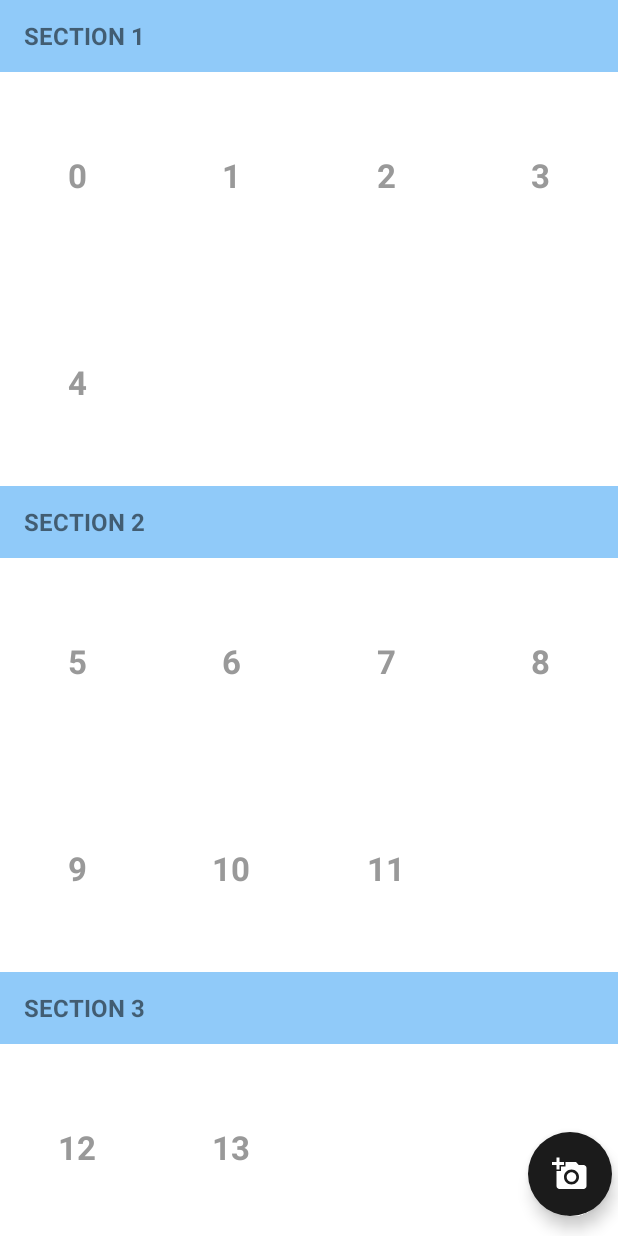
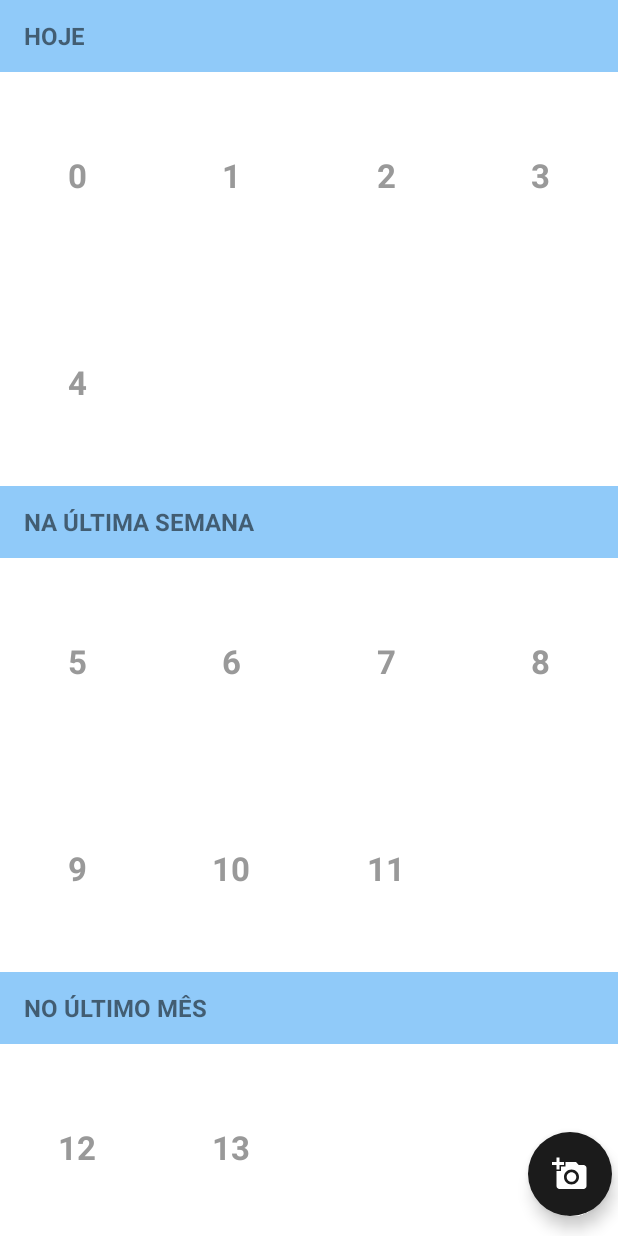
Before and after one commit to rubens23/AppAcademia, an Android app: the ActivityEvolucao screen opened directly, with no data from a screen before it, on a phone screen of 412 x 824 dp. Run offline under Robolectric (Android 15) with nearby library versions, the light colour scheme and no system bars.

Commit message:
commit planejamento
leia os todos da ActivityEvolução para continuar desenvolvendo;
ps*o banco não está sendo criado, veja isso também

```diff
--- a/AppAcademia/app/src/main/java/com/example/circlepicture/ActivityEvolucao.java
+++ b/AppAcademia/app/src/main/java/com/example/circlepicture/ActivityEvolucao.java
@@ -1,6 +1,7 @@
 package com.example.circlepicture;
 
 import android.os.Bundle;
+import android.widget.Toast;
 
 
 import androidx.appcompat.app.AppCompatActivity;
@@ -16,12 +17,19 @@ public class ActivityEvolucao extends AppCompatActivity {
 
     private ActivityEvolucaoBinding binding;
     private SimpleAdapter mAdapter;
+    private BancoController meuBanco;
+
+    //todo se o user ainda não tiver tirado nenhuma foto mostrar uma mensagem no centro da tela dizendo: "tire uma foto para ter um registro da mudança do seu corpo com os exercícios"
+    //todo se o user já tiver tirado alguma foto eu tenho que carregar a foto com sua devida categoria, que no caso é um grupo de intervalo de datas(hoje, na ultima semana, nos ultimos 6 meses etc)
 
     @Override
     protected void onCreate(Bundle savedInstanceState) {
         super.onCreate(savedInstanceState);
         binding = ActivityEvolucaoBinding.inflate(getLayoutInflater());
         setContentView(binding.getRoot());
+
+        meuBanco = new BancoController(this);
+
 
         //Your RecyclerView
         binding.recycler.setHasFixedSize(true);
@@ -34,11 +42,11 @@ public class ActivityEvolucao extends AppCompatActivity {
         List<SectionedGridRecyclerViewAdapter.Section> sections = new ArrayList<SectionedGridRecyclerViewAdapter.Section>();
 
         //Sections
-        sections.add(new SectionedGridRecyclerViewAdapter.Section(0,"Section 1"));
-        sections.add(new SectionedGridRecyclerViewAdapter.Section(5,"Section 2"));
-        sections.add(new SectionedGridRecyclerViewAdapter.Section(12,"Section 3"));
-        sections.add(new SectionedGridRecyclerViewAdapter.Section(14,"Section 4"));
-        sections.add(new SectionedGridRecyclerViewAdapter.Section(20,"Section 5"));
+        sections.add(new SectionedGridRecyclerViewAdapter.Section(0,"hoje"));
+        sections.add(new SectionedGridRecyclerViewAdapter.Section(5,"na última semana"));
+        sections.add(new SectionedGridRecyclerViewAdapter.Section(12,"no último mês"));
+        sections.add(new SectionedGridRecyclerViewAdapter.Section(14,"nos últimos 6 meses"));
+        sections.add(new SectionedGridRecyclerViewAdapter.Section(20,"há mais de um ano"));
 
         //add your adapter to the sectionAdapter
         //Add your adapter to the sectionAdapter
--- a/AppAcademia/app/src/main/java/com/example/circlepicture/BancoController.java
+++ b/AppAcademia/app/src/main/java/com/example/circlepicture/BancoController.java
@@ -4,6 +4,7 @@ import android.content.ContentValues;
 import android.content.Context;
 import android.database.Cursor;
 import android.database.sqlite.SQLiteDatabase;
+import android.widget.Toast;
 
 public class BancoController {
     CriaBanco banco;
--- a/AppAcademia/app/src/main/java/com/example/circlepicture/CriaBanco.java
+++ b/AppAcademia/app/src/main/java/com/example/circlepicture/CriaBanco.java
@@ -4,16 +4,22 @@ import android.content.Context;
 import android.database.DatabaseErrorHandler;
 import android.database.sqlite.SQLiteDatabase;
 import android.database.sqlite.SQLiteOpenHelper;
+import android.widget.Toast;
 
 import androidx.annotation.Nullable;
 
 public class CriaBanco extends SQLiteOpenHelper {
 
+    //todo n to achando o banco de dados nessa branch..
+
     private static final String DATABASE_NAME = "bancoAppAcademia.db";
-    private static final int DATABASE_VERSION = 2;
+    private static final int DATABASE_VERSION = 3;
+    private Context ctx;
 
     public CriaBanco(Context context) {
         super(context, DATABASE_NAME, null, DATABASE_VERSION);
+        this.ctx = context;
+
     }
 
     @Override
@@ -21,7 +27,8 @@ public class CriaBanco extends SQLiteOpenHelper {
         String sql = "CREATE TABLE userPhotos("
                 +"user_id text, "
                 +"date_of_image text, "
-                +"image_id text primary key not null)";
+                +"image_id text primary key not null, "
+                +"link_imagem text)";
 
         db.execSQL(sql);
 
@@ -29,9 +36,16 @@ public class CriaBanco extends SQLiteOpenHelper {
 
     @Override
     public void onUpgrade(SQLiteDatabase db, int oldVersion, int newVersion) {
+        /*
         if(newVersion > oldVersion){
             db.execSQL("ALTER TABLE userPhotos ADD COLUMN link_imagem text");
         }
 
+         */
+
+        if(newVersion > oldVersion){
+            Toast.makeText(ctx, "to dentro do   onUpgrade do criaBanco", Toast.LENGTH_LONG).show();
+        }
+
     }
 }
--- a/AppAcademia/app/src/main/java/com/example/circlepicture/SimpleAdapter.java
+++ b/AppAcademia/app/src/main/java/com/example/circlepicture/SimpleAdapter.java
@@ -13,7 +13,7 @@ import java.util.ArrayList;
 import java.util.List;
 
 public class SimpleAdapter extends RecyclerView.Adapter<SimpleAdapter.SimpleViewHolder> {
-    private static final int COUNT = 100;
+    private static final int COUNT = 50;//100
 
     private final Context mContext;
     private final List<Integer> mItems;
--- a/AppAcademia/app/src/main/res/layout/activity_evolucao.xml
+++ b/AppAcademia/app/src/main/res/layout/activity_evolucao.xml
@@ -13,6 +13,7 @@
         android:layout_width="match_parent"
         android:layout_height="match_parent"
         app:layout_constraintEnd_toEndOf="parent"
+        tools:listitem="@layout/item"
         app:layout_constraintTop_toTopOf="parent"
         app:layout_constraintStart_toStartOf="parent"
         app:layout_constraintBottom_toBottomOf="parent"/>
```
